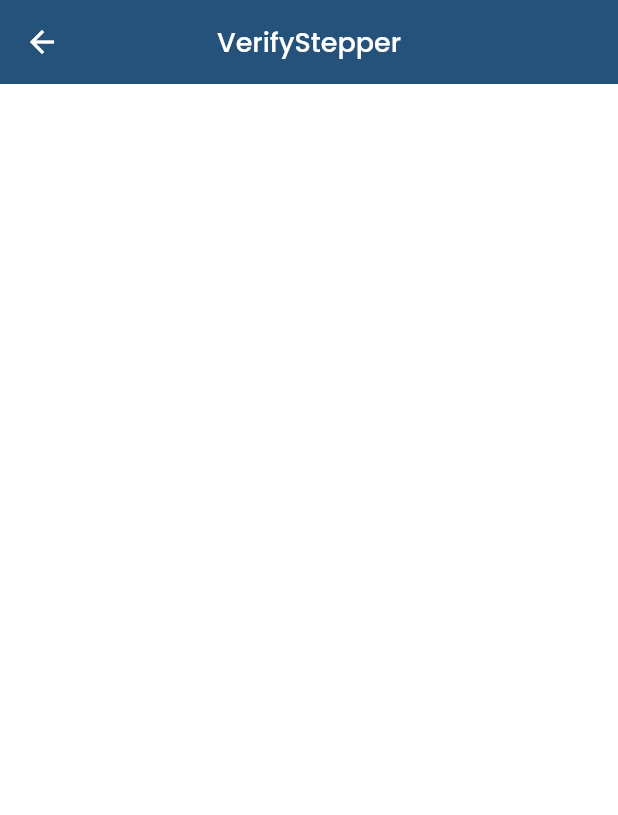
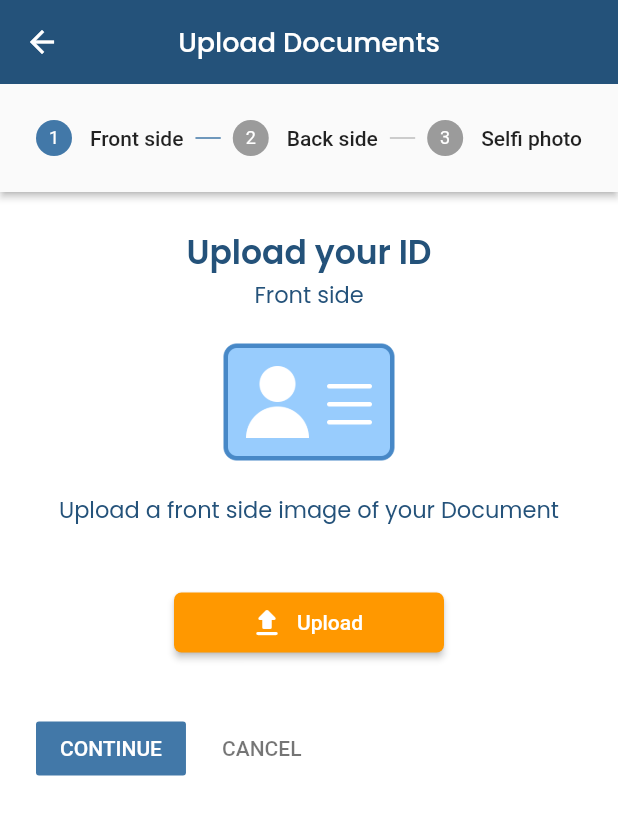
Before and after one commit to chamidu48/SafeHere, a Flutter app: the VerifyStepper screen opened by its route, on a phone screen of 412 x 824 dp. Shown: the top 815 px of the screen. Run offline on Flutter 3.47's test engine with Material 2 defaults, Android fonts, the phone set to English and light mode, and no system bars; our stand-ins replace cloud_firestore, country_picker, firebase_auth, firebase_core, flutter_riverpod, flutter_svg and 4 more; missing offline and left inert: dart:ffi; accounts and stored records are empty; network calls fail.

Commit message:
verification screens done

```diff
--- a/lib/features/auth/controller/auth_controller.dart
+++ b/lib/features/auth/controller/auth_controller.dart
@@ -16,11 +16,12 @@ class AuthController{
     authRepository.signInWithPhone(context, phoneNumber);
   }
 
-  void verifyOTP(BuildContext context, String verificationId, String userOTP) {
+  void verifyOTP(BuildContext context, String verificationId, String userOTP,bool isSignIn) {
     authRepository.verifyOTP(
       context: context,
       verificationId: verificationId,
       userOTP: userOTP,
+      isSignIn:isSignIn,
     );
   }
 
--- a/lib/features/auth/screens/verify_stepper.dart
+++ b/lib/features/auth/screens/verify_stepper.dart
@@ -11,6 +11,9 @@ class VerifyStepper extends StatefulWidget {
 }
 
 class _VerifyStepperState extends State<VerifyStepper> {
+  int _index = 0;
+  bool isLastStep=false;
+
   @override
   Widget build(BuildContext context) {
     return Scaffold(
@@ -18,9 +21,136 @@ class _VerifyStepperState extends State<VerifyStepper> {
       appBar: AppBar(
         elevation: 0,
         backgroundColor: appbarColor,
-        title: Text('VerifyStepper',style: appbartext),
+        title: Text('Upload Documents',style: appbartext),
         centerTitle: true,
       ),
+      body: Stepper(
+        type: StepperType.horizontal,
+        currentStep: _index,
+        onStepCancel: () {
+          if (_index > 0) {
+            setState(() {
+              _index -= 1;
+            });
+          }
+        },
+        onStepContinue: () {
+          if(_index<2){
+            setState(() {
+              _index += 1;
+              setState(() {
+                print(_index);
+              });
+            });
+          }else Navigator.popAndPushNamed(context, '/verifydone');
+
+          // isLastStep=_index==1;
+          // if (isLastStep) {
+          //   setState(() {
+          //     _index += 1;
+          //     print(_index);
+          //   });
+          //   print('Completed');
+          // }else
+        },
+        onStepTapped: (int index) {
+          setState(() {
+            _index = index;
+          });
+        },
+
+        steps: <Step>[
+          Step(
+            state: _index>0?StepState.complete:StepState.indexed,
+            isActive: _index>=0,
+            title: const Text('Front side'),
+            content: Container(
+                alignment: Alignment.center,
+                child: Column(
+                  mainAxisAlignment: MainAxisAlignment.center,
+                  crossAxisAlignment: CrossAxisAlignment.center,
+                  children: [
+                    Text('Upload your ID',style: headingbold,),
+                    Text('Front side',style: subtitleblue,),
+                    Image.asset('assets/images/id_card.png',height: 120),
+                    Text('Upload a front side image of your Document',style: subtitleblue,),
+                    SizedBox(height: 40),
+                    ElevatedButton.icon(
+                      label: Text('Upload'),
+                      icon: Icon(Icons.upload_rounded),
+                      onPressed: (){},
+                        style: ElevatedButton.styleFrom(
+                            backgroundColor: Colors.orange,
+                            minimumSize: Size(180, 40),
+                            shape: RoundedRectangleBorder(
+                                borderRadius: BorderRadius.circular(5))
+                        ),
+                    ),
+                    SizedBox(height: 20,)
+                  ],
+                ),)
+          ),
+          Step(
+            state: _index>1?StepState.complete:StepState.indexed,
+            isActive: _index>=1,
+            title: const Text('Back side'),
+            content: Container(
+                alignment: Alignment.center,
+                child: Column(
+                  mainAxisAlignment: MainAxisAlignment.center,
+                  crossAxisAlignment: CrossAxisAlignment.center,
+                  children: [
+                    Text('Upload your ID',style: headingbold,),
+                    Text('Back side',style: subtitleblue,),
+                    Image.asset('assets/images/id_card.png',height: 120),
+                    Text('Upload a back side image of your Document',style: subtitleblue,),
+                    SizedBox(height: 40),
+                    ElevatedButton.icon(
+                      label: Text('Upload'),
+                      icon: Icon(Icons.upload_rounded),
+                      onPressed: (){},
+                      style: ElevatedButton.styleFrom(
+                          backgroundColor: Colors.orange,
+                          minimumSize: Size(180, 40),
+                          shape: RoundedRectangleBorder(
+                              borderRadius: BorderRadius.circular(5))
+                      ),
+                    ),
+                    SizedBox(height: 20,)
+                  ],
+                ),),
+          ),
+          Step(
+            isActive: _index>=2,
+            title: const Text('Selfi photo'),
+            content: Container(
+                alignment: Alignment.center,
+                child: Column(
+                  mainAxisAlignment: MainAxisAlignment.center,
+                  crossAxisAlignment: CrossAxisAlignment.center,
+                  children: [
+                    Text('Upload your photo',style: headingbold,),
+                    Text('Selfi',style: subtitleblue,),
+                    Image.asset('assets/images/id_card.png',height: 120),
+                    Text('Capture a selfi photo of yourself',style: subtitleblue,),
+                    SizedBox(height: 40),
+                    ElevatedButton.icon(
+                      label: Text('Capture'),
+                      icon: Icon(Icons.photo),
+                      onPressed: (){},
+                      style: ElevatedButton.styleFrom(
+                          backgroundColor: Colors.orange,
+                          minimumSize: Size(180, 40),
+                          shape: RoundedRectangleBorder(
+                              borderRadius: BorderRadius.circular(5))
+                      ),
+                    ),
+                    SizedBox(height: 20,)
+                  ],
+                ),),
+          ),
+        ],
+      )
     );
   }
 }
--- a/lib/features/landing/screens/landing_screen.dart
+++ b/lib/features/landing/screens/landing_screen.dart
@@ -36,7 +36,7 @@ class LandingScreen extends StatelessWidget {
                     }, 'Login', Colors.white, primaryColor),
                     SizedBox(height: 20,),
                     outlinedButton((){
-                      Navigator.pushNamed(context, '/signup');
+                      Navigator.pushNamed(context, '/verify');
                     }, 'Sign in', Colors.white, Colors.white)
                   ],
                 ),
--- a/lib/global_styles.dart
+++ b/lib/global_styles.dart
@@ -25,6 +25,11 @@ final subtitle = GoogleFonts.poppins(
   color: Colors.white,
   fontSize: 15,
   fontWeight: FontWeight.w400
+);
+final subtitleblue = GoogleFonts.poppins(
+    color: primaryColor,
+    fontSize: 15,
+    fontWeight: FontWeight.w400
 );
 final bodytextblue = GoogleFonts.poppins(
     color: primaryColor,
--- a/lib/main.dart
+++ b/lib/main.dart
@@ -21,8 +21,10 @@ import 'package:safehere/screens/report_screen.dart';
 import 'package:safehere/screens/settings.dart';
 import 'package:flutter_svg/flutter_svg.dart';
 
+import 'features/auth/screens/otpverify_signin.dart';
 import 'features/auth/screens/signup_screen.dart';
 import 'features/auth/screens/verify.dart';
+import 'features/auth/screens/verify_done.dart';
 import 'features/user/user_edit.dart';
 import 'features/user/user_view.dart';
 
@@ -51,6 +53,7 @@ class MyApp extends StatelessWidget {
         '/login':(context)=>LoginScreen(),
         '/signup':(context)=>SignUpScreen(),
         '/otp':(context)=>OTPscreen(),
+        '/otpsignin':(context)=>OTPscreenSignIn(),
         '/getuserinfo':(context)=>UserInfoSelectScreen(),
         '/home':(context)=>HomeScreen(),
         '/mesenger':(context)=>Messenger(),
@@ -63,7 +66,8 @@ class MyApp extends StatelessWidget {
         '/reportscreen':(context)=>ReportScreen(),
         '/verify':(context)=>Verify(),
         '/verifystepper':(context)=>VerifyStepper(),
-        '/selectdocument':(context)=>DocumentSelect()
+        '/selectdocument':(context)=>DocumentSelect(),
+        '/verifydone':(context)=>VerifyDone()
       },
     );
   }
--- a/pubspec.yaml
+++ b/pubspec.yaml
@@ -75,6 +75,7 @@ flutter:
     - assets/svg/face_id.svg
     - assets/svg/verify.svg
     - assets/images/profilepic.jpg
+    - assets/images/id_card.png
 
   # An image asset can refer to one or more resolution-specific "variants", see
   # https://flutter.dev/assets-and-images/#resolution-aware
```
Also changed, not shown: lib/features/auth/repository/auth_repository.dart (+6 -3 lines), lib/features/auth/screens/otpverify_screen.dart (+4 -3 lines), lib/features/auth/screens/otpverify_signin.dart (added, +123 -0 lines), lib/features/auth/screens/signup_screen.dart (+24 -7 lines), lib/features/auth/screens/verify_done.dart (added, +43 -0 lines), assets/images/id_card.png (added).
